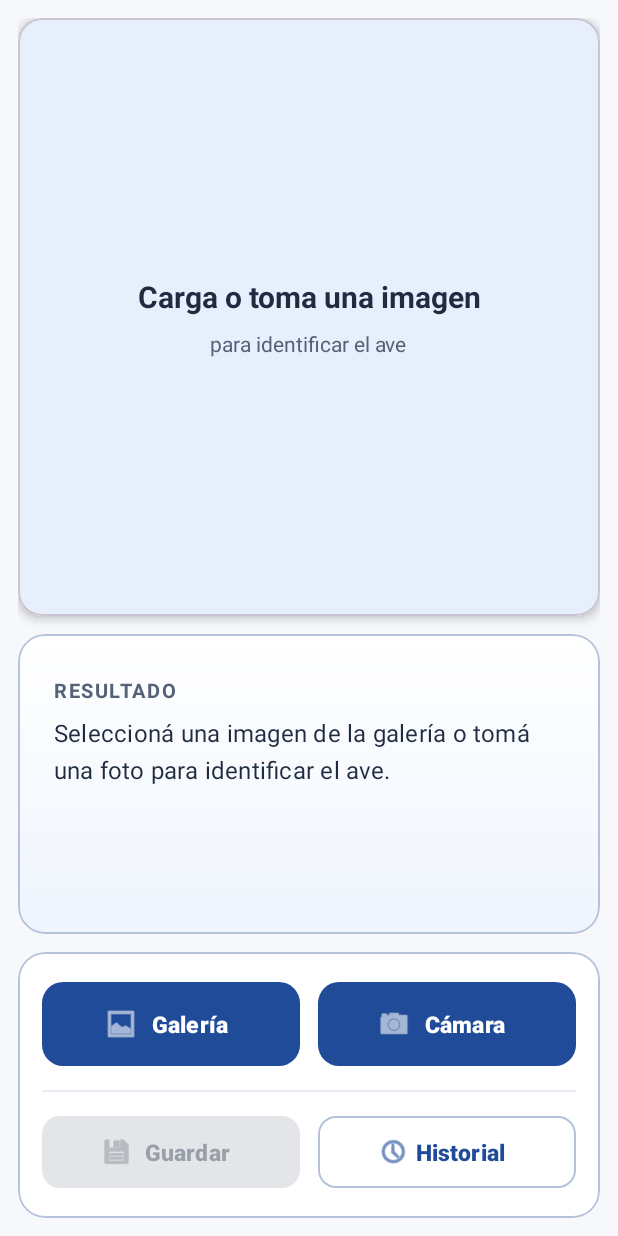
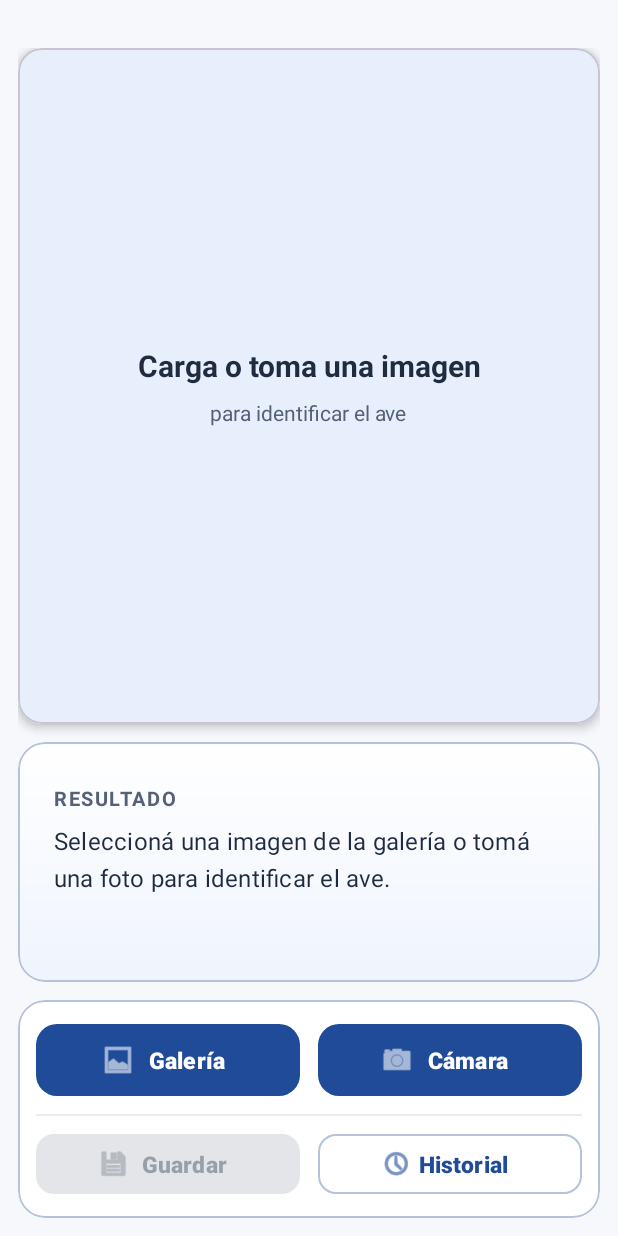
Before and after one commit to EnzoDHeredia/aves_argentinas_kotlin, an Android app: the screen it shows after launch (MainActivity), on a phone screen of 412 x 824 dp. Run offline under Robolectric (Android 15) with nearby library versions, the phone set to English and light mode, and no system bars; our stand-ins replace Room's generated code; libraries missing offline, so code that uses them is left out: com.jsibbold.zoomage; 11 statements that could not run were skipped.

Commit message:
fixed bugs salto modal y boton guardar

```diff
--- a/app/src/main/res/layout/activity_main.xml
+++ b/app/src/main/res/layout/activity_main.xml
@@ -1,7 +1,10 @@
 <LinearLayout xmlns:android="http://schemas.android.com/apk/res/android"
     xmlns:app="http://schemas.android.com/apk/res-auto"
     android:orientation="vertical"
-    android:padding="12dp"
+    android:paddingStart="12dp"
+    android:paddingEnd="12dp"
+    android:paddingBottom="12dp"
+    android:paddingTop="32dp"
     android:layout_width="match_parent"
     android:layout_height="match_parent"
     android:background="@color/brand_background">
@@ -82,7 +85,7 @@
 
         <FrameLayout
             android:layout_width="match_parent"
-            android:layout_height="200dp"
+            android:layout_height="160dp"
             android:background="@drawable/bg_result_panel"
             android:clipToPadding="false">
 
@@ -157,7 +160,7 @@
             android:layout_width="match_parent"
             android:layout_height="wrap_content"
             android:orientation="vertical"
-            android:padding="16dp">
+            android:padding="12dp">
 
             <!-- Botones principales: Galería y Cámara -->
             <LinearLayout
@@ -170,7 +173,7 @@
                     android:id="@+id/btnPick"
                     style="@style/Widget.Material3.Button.Icon"
                     android:layout_width="0dp"
-                    android:layout_height="64dp"
+                    android:layout_height="56dp"
                     android:layout_weight="1"
                     android:text="Galería"
                     android:textSize="15sp"
@@ -185,7 +188,7 @@
                     android:id="@+id/btnCamera"
                     style="@style/Widget.Material3.Button.Icon"
                     android:layout_width="0dp"
-                    android:layout_height="64dp"
+                    android:layout_height="56dp"
                     android:layout_weight="1"
                     android:text="Cámara"
                     android:textSize="15sp"
@@ -202,8 +205,8 @@
             <View
                 android:layout_width="match_parent"
                 android:layout_height="1dp"
-                android:layout_marginTop="12dp"
-                android:layout_marginBottom="12dp"
+                android:layout_marginTop="8dp"
+                android:layout_marginBottom="8dp"
                 android:background="@color/brand_outline"
                 android:alpha="0.3"/>
 
@@ -218,7 +221,7 @@
                     android:id="@+id/btnSave"
                     style="@style/Widget.Material3.Button.TonalButton.Icon"
                     android:layout_width="0dp"
-                    android:layout_height="56dp"
+                    android:layout_height="48dp"
                     android:layout_weight="1"
                     android:enabled="false"
                     android:text="Guardar"
@@ -234,7 +237,7 @@
                     android:id="@+id/btnLog"
                     style="@style/Widget.Material3.Button.OutlinedButton.Icon"
                     android:layout_width="0dp"
-                    android:layout_height="56dp"
+                    android:layout_height="48dp"
                     android:layout_weight="1"
                     android:text="Historial"
                     android:textSize="15sp"
--- a/app/src/main/res/values/dimens.xml
+++ b/app/src/main/res/values/dimens.xml
@@ -1,4 +1,4 @@
 <?xml version="1.0" encoding="utf-8"?>
 <resources>
-    <dimen name="dialog_horizontal_inset">28dp</dimen>
+    <dimen name="dialog_horizontal_inset">5dp</dimen>
 </resources>
```
Also changed, not shown: app/src/main/java/com/example/avesargentinas/MainActivity.kt (+11 -17 lines).
